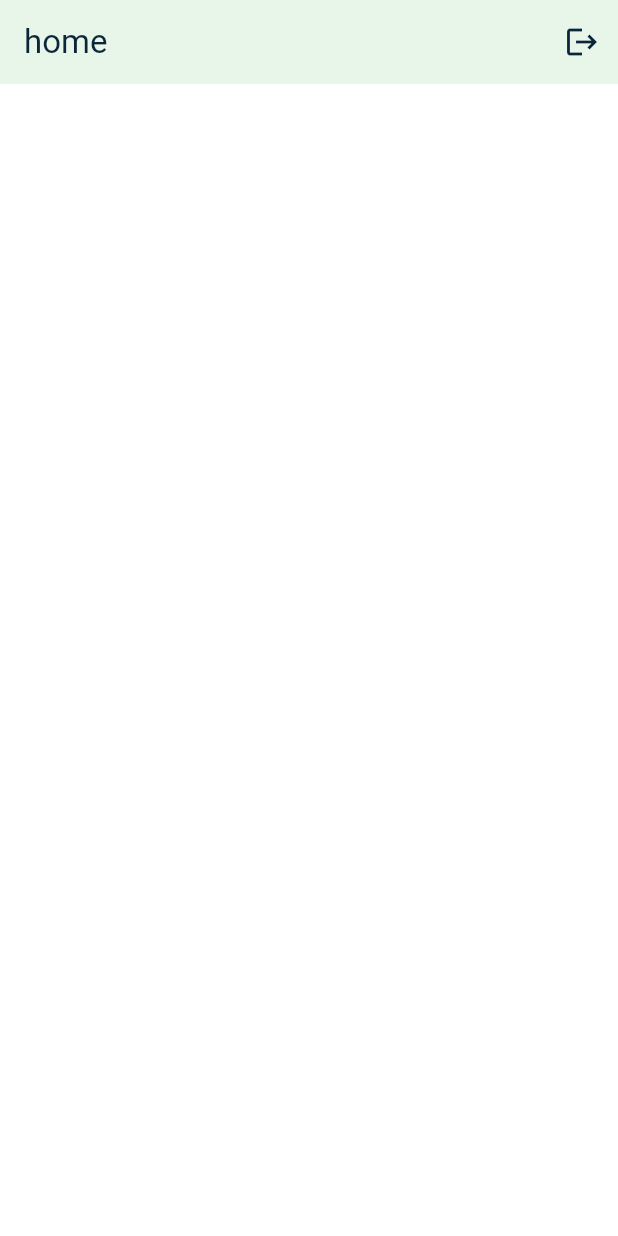
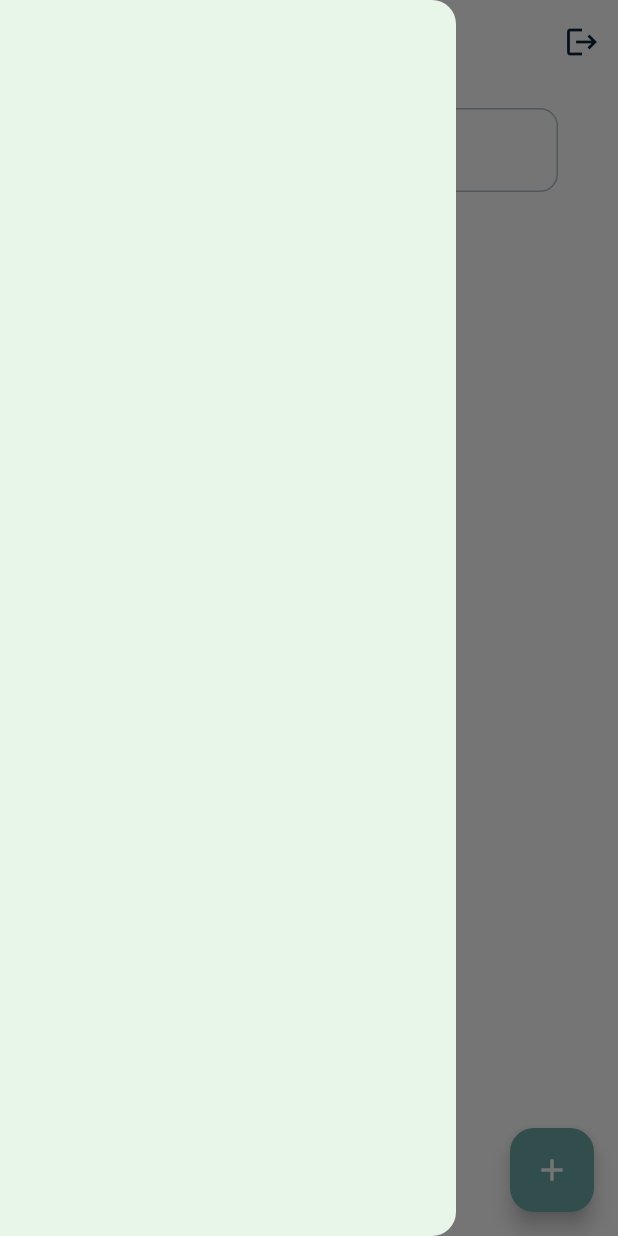
Before and after one commit to Habiba-Abdeldayem/flutter-talk, a Flutter app: the screen it shows once a user with an empty profile is signed in, with the side drawer open (before the commit the screen has no drawer), on a phone screen of 412 x 824 dp. Run offline on Flutter 3.47's test engine with Material 3 defaults, Android fonts, the phone set to English and light mode, and no system bars; our stand-ins replace cloud_firestore, firebase_auth, firebase_core; accounts and stored records are empty.

Commit message:
feat: create home page UI with chat list stream

```diff
--- /dev/null
+++ b/lib/core/components/shared/app_search_bar.dart
@@ -0,0 +1,39 @@
+import 'package:flutter/material.dart';
+import 'package:flutter_talk/core/themes/app_sizes.dart';
+
+class AppSearchBar extends StatelessWidget {
+  final String hintText;
+  final TextEditingController controller;
+  final void Function(String value) searchByName;
+
+  const AppSearchBar({
+    super.key,
+    required this.hintText,
+    required this.searchByName,
+    required this.controller,
+  });
+
+  @override
+  Widget build(BuildContext context) {
+    return Container(
+      padding: EdgeInsets.all(AppSizes.medium),
+      margin: EdgeInsets.symmetric(horizontal: AppSizes.large),
+      decoration: BoxDecoration(
+        color: Colors.white,
+        borderRadius: BorderRadius.circular(AppSizes.radius),
+      ),
+      child: TextField(
+        controller: controller,
+        onSubmitted: (value) {
+          final query = value.trim();
+          searchByName(query);
+        },
+        decoration: InputDecoration(
+          hint: Text(hintText),
+          prefixIcon: Icon(Icons.search),
+          border: OutlineInputBorder(),
+        ),
+      ),
+    );
+  }
+}
--- /dev/null
+++ b/lib/core/constants/firestore_keys.dart
@@ -0,0 +1,11 @@
+class FirestoreKeys {
+  static const users = "Users";
+  static const chats = "Chats";
+  static const chatMembersId = "chatMembersId";
+  static const messages = "messages";
+  static const lastMessage = "lastMessage";
+  static const lastMessageTimeStamp = "lastMessageTime";
+  static const displayName = "displayName";
+  static const email = "email";
+  static const uid = "uid";
+}
--- a/lib/features/auth/presentation/components/auth_form.dart
+++ b/lib/features/auth/presentation/components/auth_form.dart
@@ -65,6 +65,7 @@ class _AuthFormState extends State<AuthForm> {
           await _authRepository.signUp(
             _emailController.text,
             _passwordController.text,
+            _usernameController.text,
           );
         }
       } catch (e) {
--- a/lib/features/auth/presentation/pages/auth_gate.dart
+++ b/lib/features/auth/presentation/pages/auth_gate.dart
@@ -1,7 +1,7 @@
 import 'package:firebase_auth/firebase_auth.dart';
 import 'package:flutter/material.dart';
 import 'package:flutter_talk/features/auth/presentation/pages/login_or_register_page.dart';
-import 'package:flutter_talk/features/home/presentation/home_page.dart';
+import 'package:flutter_talk/features/home/presentation/pages/home_page.dart';
 
 class AuthGate extends StatelessWidget {
   const AuthGate({super.key});
--- a/lib/features/home/presentation/home_page.dart
+++ /dev/null
@@ -1,23 +0,0 @@
-import 'package:flutter/material.dart';
-import 'package:flutter_talk/features/auth/data/auth_repository.dart';
-
-class HomePage extends StatelessWidget {
-  HomePage({super.key});
-  final _authRepository = AuthRepository();
-  @override
-  Widget build(BuildContext context) {
-    return Scaffold(
-      appBar: AppBar(
-        title: Text("home"),
-        actions: [
-          IconButton(
-            icon: Icon(Icons.logout),
-            onPressed: () {
-              _authRepository.signOut();
-            },
-          ),
-        ],
-      ),
-    );
-  }
-}
--- /dev/null
+++ b/lib/features/home/presentation/pages/home_page.dart
@@ -0,0 +1,47 @@
+import 'package:flutter/material.dart';
+import 'package:flutter_talk/core/components/shared/app_search_bar.dart';
+import 'package:flutter_talk/features/auth/data/auth_repository.dart';
+import 'package:flutter_talk/features/home/presentation/widgets/chat_list.dart';
+
+class HomePage extends StatelessWidget {
+  HomePage({super.key});
+  final _authRepository = AuthRepository();
+  final TextEditingController controller = TextEditingController();
+  @override
+  Widget build(BuildContext context) {
+    return Scaffold(
+      appBar: AppBar(
+        title: Text("Home", style: Theme.of(context).textTheme.displayLarge),
+        centerTitle: true,
+        actions: [
+          IconButton(
+            icon: Icon(Icons.logout),
+            onPressed: () {
+              _authRepository.signOut();
+            },
+          ),
+        ],
+        backgroundColor: Colors.transparent,
+      ),
+      floatingActionButton: FloatingActionButton(
+        onPressed: () {},
+        child: Icon(Icons.add),
+      ),
+      drawer: Drawer(),
+      body: Column(
+        children: [
+          AppSearchBar(
+            hintText: 'Search',
+            searchByName: (value) => print(value),
+            controller: controller,
+          ),
+          Expanded(
+            child: ChatList(
+              currentUserId: _authRepository.getCurrentUser()!.uid,
+            ),
+          ),
+        ],
+      ),
+    );
+  }
+}
--- /dev/null
+++ b/lib/features/home/presentation/widgets/chat_list.dart
@@ -0,0 +1,33 @@
+import 'package:flutter/material.dart';
+import 'package:flutter_talk/core/themes/app_sizes.dart';
+import 'package:flutter_talk/features/home/data/user_chats_service.dart';
+import 'package:flutter_talk/core/components/shared/contact_tile.dart';
+
+class ChatList extends StatelessWidget {
+  final String currentUserId;
+  ChatList({super.key, required this.currentUserId});
+  final _userChatsService = UserChatsService();
+
+  @override
+  Widget build(BuildContext context) {
+    return StreamBuilder(
+      stream: _userChatsService.getUserChats(currentUserId),
+      builder: (context, snapshot) {
+        if (snapshot.hasError) {
+          return Text("Error");
+        }
+        if (snapshot.connectionState == ConnectionState.waiting) {
+          return Text("Loading..");
+        }
+        return Padding(
+          padding: const EdgeInsets.all(AppSizes.medium),
+          child: ListView(
+            children: snapshot.data!
+                .map<Widget>((chatData) => ContactTile(chatData: chatData))
+                .toList(),
+          ),
+        );
+      },
+    );
+  }
+}
--- a/pubspec.yaml
+++ b/pubspec.yaml
@@ -36,6 +36,7 @@ dependencies:
   cupertino_icons: ^1.0.8
   firebase_core: ^3.15.1
   firebase_auth: ^5.6.2
+  cloud_firestore: ^5.6.11
 
 dev_dependencies:
   flutter_test:
```
Also changed, not shown: lib/core/components/shared/contact_tile.dart (added, +60 -0 lines), lib/core/themes/app_text_theme.dart (+20 -4 lines), lib/features/auth/data/auth_repository.dart (+32 -5 lines), lib/features/auth/presentation/widgets/auth_footer.dart (+9 -10 lines), lib/features/chat/data/models/chat.dart (added, +10 -0 lines), lib/features/chat/data/models/message.dart (added, +34 -0 lines), lib/features/home/data/user_chats_service.dart (added, +22 -0 lines), pubspec.lock, 4 other files.
